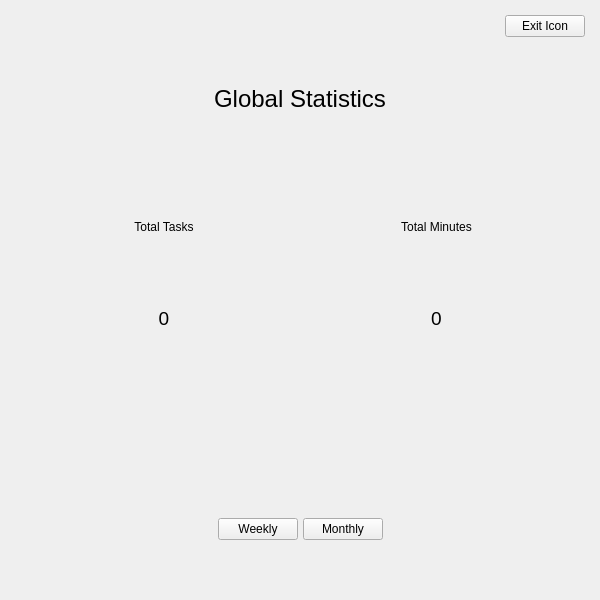
First picture: the form in PomoPeak/pomopeakstats.ui, repository TheVipek/PomoPeak, before the edit.
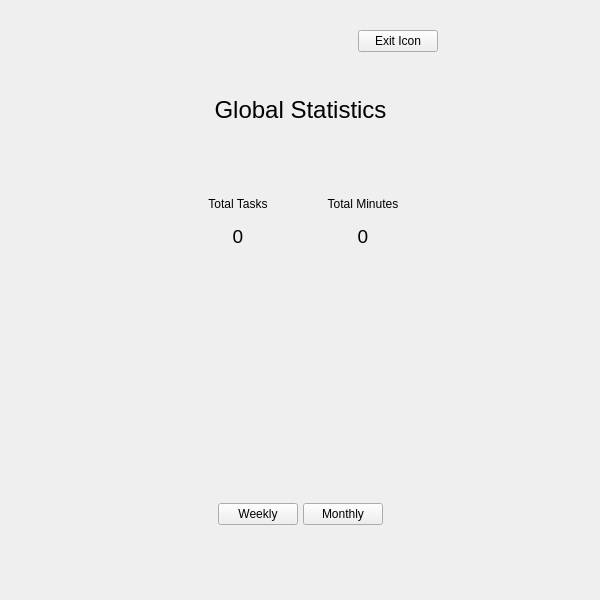
Second picture: the form after the edit.

Commit message: fixed tray icon sending notification when user clicked exit and window was not minimized, switching between weekly and monthly view in stats (there's no chart)

What changed in the file:
```diff
--- a/PomoPeak/pomopeakstats.ui
+++ b/PomoPeak/pomopeakstats.ui
@@ -13,7 +13,7 @@
   <property name="windowTitle">
    <string>Form</string>
   </property>
-  <layout class="QVBoxLayout" name="verticalLayout_2" stretch="0,1,2,1,2,0">
+  <layout class="QVBoxLayout" name="verticalLayout_2" stretch="0">
    <property name="spacing">
     <number>5</number>
    </property>
@@ -28,6 +28,47 @@
    </property>
    <property name="bottomMargin">
     <number>15</number>
+   </property>
+   <item>
+    <layout class="QHBoxLayout" name="statsLayout">
+     <property name="leftMargin">
+      <number>15</number>
+     </property>
+     <property name="topMargin">
+      <number>15</number>
+     </property>
+     <property name="rightMargin">
+      <number>15</number>
+     </property>
+     <property name="bottomMargin">
+      <number>15</number>
+     </property>
+     <item>
+      <spacer name="horizontalSpacer_4">
+       <property name="orientation">
+        <enum>Qt::Horizontal</enum>
+       </property>
+       <property name="sizeHint" stdset="0">
+        <size>
+         <width>40</width>
+         <height>20</height>
+        </size>
+       </property>
+      </spacer>
+     </item>
+     <item>
+      <layout class="QVBoxLayout" name="statsContainer" stretch="1,1,1,2,2,2">
+       <property name="leftMargin">
+        <number>0</number>
+       </property>
+       <property name="topMargin">
+        <number>0</number>
+       </property>
+       <property name="rightMargin">
+        <number>0</number>
+       </property>
+       <property name="bottomMargin">
+        <number>0</number>
    </property>
    <item>
     <layout class="QHBoxLayout" name="horizontalLayout">
@@ -246,6 +287,23 @@
      <property name="bottomMargin">
       <number>15</number>
      </property>
+        </layout>
+       </item>
+      </layout>
+     </item>
+     <item>
+      <spacer name="horizontalSpacer_5">
+       <property name="orientation">
+        <enum>Qt::Horizontal</enum>
+       </property>
+       <property name="sizeHint" stdset="0">
+        <size>
+         <width>40</width>
+         <height>20</height>
+        </size>
+       </property>
+      </spacer>
+     </item>
     </layout>
    </item>
   </layout>
```
Left out of the diff: 4 changed lines with no effect on the pictures. Lines whose indentation alone changed are shown as unchanged. The commit also changes 4 other files.
